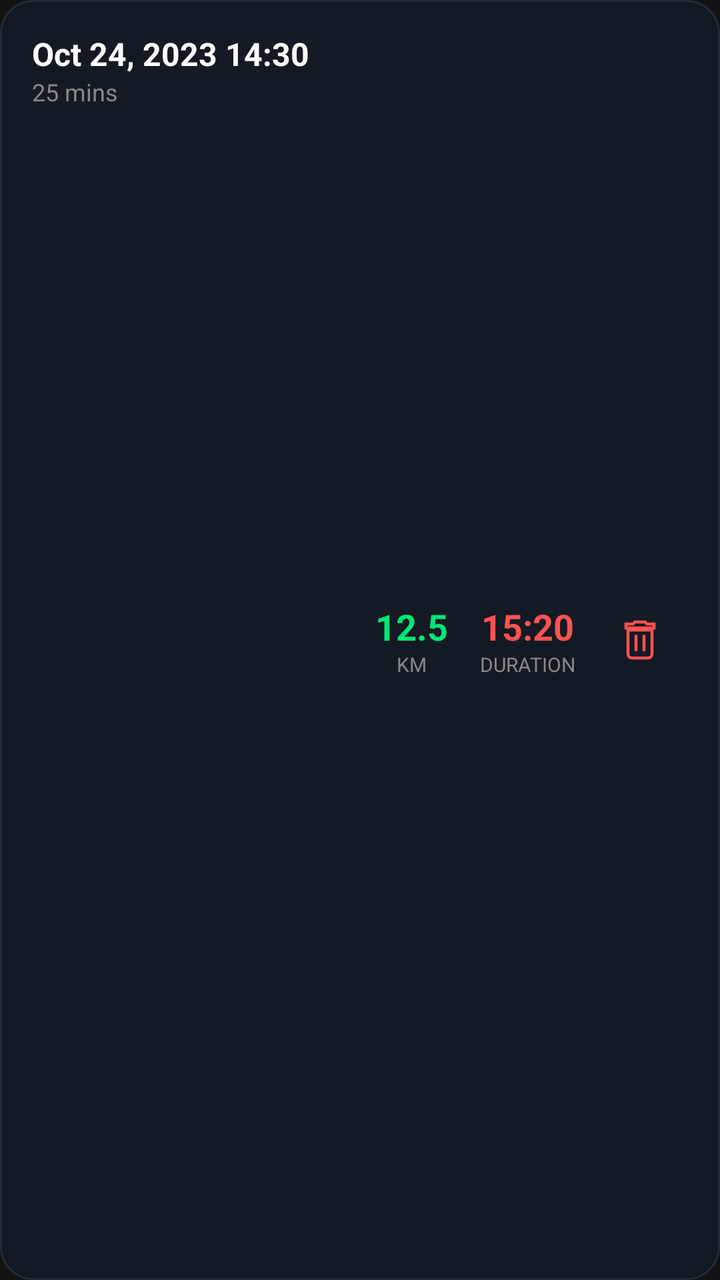
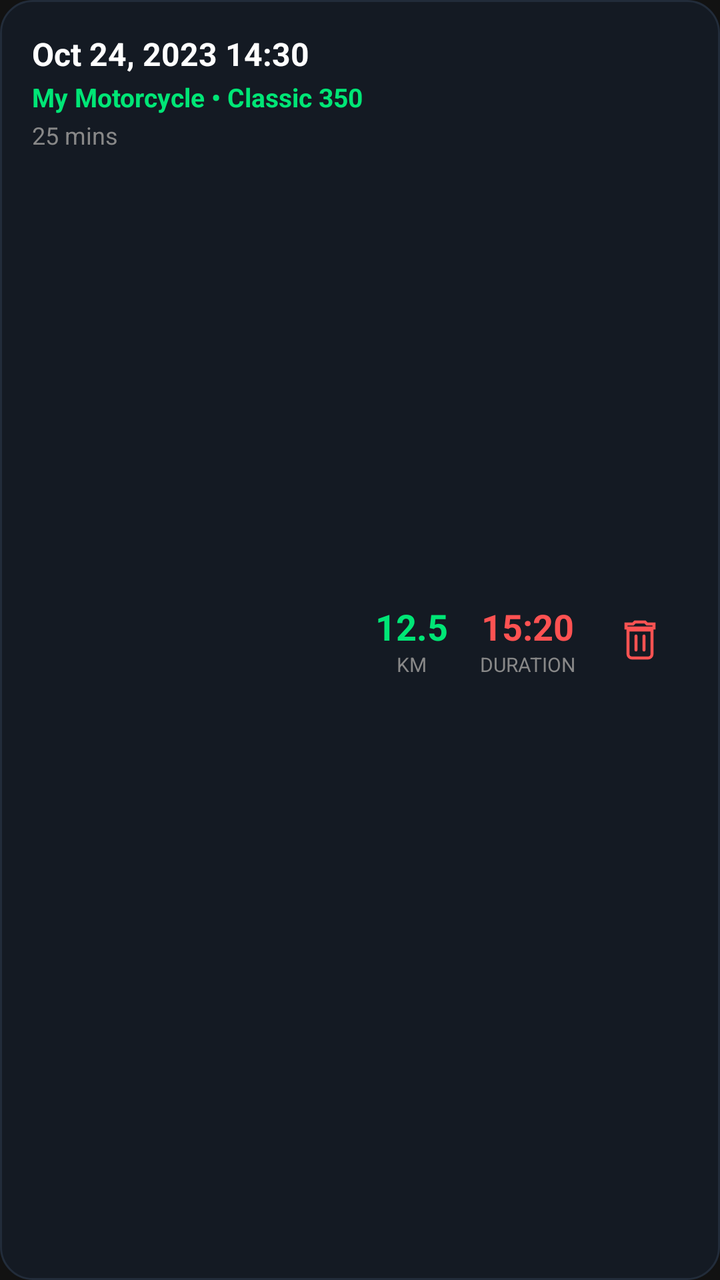

The first picture is an Android layout as it rendered before a commit; the second is the same layout after the commit. The layout source and the unified diff follow.
<!-- AndroidManifest.xml: application theme Theme.OBDWizard -->
<!-- res/layout/item_trip_history.xml -->
<?xml version="1.0" encoding="utf-8"?>
<androidx.constraintlayout.widget.ConstraintLayout xmlns:android="http://schemas.android.com/apk/res/android"
    xmlns:app="http://schemas.android.com/apk/res-auto"
    android:layout_width="match_parent"
    android:layout_height="wrap_content"
    android:layout_margin="8dp"
    android:background="@drawable/bg_dashboard_card"
    android:clickable="true"
    android:focusable="true"
    android:foreground="?attr/selectableItemBackground"
    android:padding="16dp">

    <TextView
        android:id="@+id/txtTripDate"
        android:layout_width="wrap_content"
        android:layout_height="wrap_content"
        android:text="Oct 24, 2023 14:30"
        android:textColor="@color/text_white"
        android:textSize="16sp"
        android:textStyle="bold"
        app:layout_constraintStart_toStartOf="parent"
        app:layout_constraintTop_toTopOf="parent" />

    <TextView
        android:id="@+id/txtTripDuration"
        android:layout_width="wrap_content"
        android:layout_height="wrap_content"
        android:text="25 mins"
        android:textColor="@color/text_gray"
        android:textSize="12sp"
        app:layout_constraintStart_toStartOf="parent"
        app:layout_constraintTop_toBottomOf="@id/txtTripDate" />

    <ImageButton
        android:id="@+id/btnDeleteTrip"
        android:layout_width="48dp"
        android:layout_height="48dp"
        android:background="?attr/selectableItemBackgroundBorderless"
        android:contentDescription="Delete Trip"
        android:padding="12dp"
        android:src="@drawable/ic_delete"
        app:layout_constraintBottom_toBottomOf="parent"
        app:layout_constraintEnd_toEndOf="parent"
        app:layout_constraintTop_toTopOf="parent"
        app:tint="@color/accent_red" />

    <LinearLayout
        android:layout_width="0dp"
        android:layout_height="wrap_content"
        android:layout_marginEnd="8dp"
        android:orientation="horizontal"
        app:layout_constraintBottom_toBottomOf="parent"
        app:layout_constraintEnd_toStartOf="@id/btnDeleteTrip"
        app:layout_constraintTop_toTopOf="parent">

        <LinearLayout
            android:layout_width="wrap_content"
            android:layout_height="wrap_content"
            android:layout_marginEnd="16dp"
            android:gravity="center"
            android:orientation="vertical">

            <TextView
                android:id="@+id/txtTripDistance"
                android:layout_width="wrap_content"
                android:layout_height="wrap_content"
                android:text="12.5"
                android:textColor="@color/accent_green"
                android:textSize="18sp"
                android:textStyle="bold" />

            <TextView
                android:layout_width="wrap_content"
                android:layout_height="wrap_content"
                android:text="KM"
                android:textColor="@color/text_gray"
                android:textSize="10sp" />
        </LinearLayout>

        <LinearLayout
            android:layout_width="wrap_content"
            android:layout_height="wrap_content"
            android:gravity="center"
            android:orientation="vertical">

            <TextView
                android:id="@+id/txtTripTime"
                android:layout_width="wrap_content"
                android:layout_height="wrap_content"
                android:text="15:20"
                android:textColor="@color/accent_red"
                android:textSize="18sp"
                android:textStyle="bold" />

            <TextView
                android:layout_width="wrap_content"
                android:layout_height="wrap_content"
                android:text="DURATION"
                android:textColor="@color/text_gray"
                android:textSize="10sp" />
        </LinearLayout>
    </LinearLayout>

</androidx.constraintlayout.widget.ConstraintLayout>
<!-- resources referenced by this layout -->
<resources>
  <color name="accent_green">#00E676</color>
  <color name="accent_red">#FF5252</color>
  <color name="text_gray">#888888</color>
  <color name="text_white">#FFFFFF</color>
  <!-- drawable bg_dashboard_card (drawable) -->
  <?xml version="1.0" encoding="utf-8"?>
  <shape xmlns:android="http://schemas.android.com/apk/res/android"
      android:shape="rectangle">
      <solid android:color="#141A23" />
      <corners android:radius="16dp" />
      <stroke
          android:width="1dp"
          android:color="#222C3A" />
  </shape>
  <!-- drawable ic_delete (drawable) -->
  <vector xmlns:android="http://schemas.android.com/apk/res/android"
      android:width="24dp"
      android:height="24dp"
      android:viewportWidth="24"
      android:viewportHeight="24">
      <path
          android:fillColor="#00000000"
          android:pathData="M6,19 C6,20.1 6.9,21 8,21 L16,21 C17.1,21 18,20.1 18,19 L18,7 L6,7 Z M19,4 L15.5,4 L14.5,3 L9.5,3 L8.5,4 L5,4 L5,6 L19,6 Z"
          android:strokeWidth="1.5"
          android:strokeColor="#FF3D00" />
      <path
          android:fillColor="#00000000"
          android:pathData="M10,10 L10,17 M14,10 L14,17"
          android:strokeWidth="1.5"
          android:strokeColor="#FF3D00"
          android:strokeLineCap="round" />
  </vector>
  <style name="Theme.OBDWizard" parent="Base.Theme.OBDWizard" />
  <style name="Base.Theme.OBDWizard" parent="Theme.Material3.DayNight.NoActionBar">
          
          <item name="android:statusBarColor">#121212</item>
          <item name="android:navigationBarColor">#121212</item>
          <item name="android:windowBackground">#121212</item>
          
      </style>
</resources>

<!-- the commit's change to res/layout/item_trip_history.xml (unified diff, before → after) -->
@@ -22,14 +22,27 @@
         app:layout_constraintTop_toTopOf="parent" />
 
     <TextView
+        android:id="@+id/txtVehicleName"
+        android:layout_width="wrap_content"
+        android:layout_height="wrap_content"
+        android:layout_marginTop="2dp"
+        android:text="My Motorcycle • Classic 350"
+        android:textColor="@color/accent_green"
+        android:textSize="13sp"
+        android:textStyle="bold"
+        app:layout_constraintStart_toStartOf="parent"
+        app:layout_constraintTop_toBottomOf="@id/txtTripDate" />
+
+    <TextView
         android:id="@+id/txtTripDuration"
         android:layout_width="wrap_content"
         android:layout_height="wrap_content"
+        android:layout_marginTop="2dp"
         android:text="25 mins"
         android:textColor="@color/text_gray"
         android:textSize="12sp"
         app:layout_constraintStart_toStartOf="parent"
-        app:layout_constraintTop_toBottomOf="@id/txtTripDate" />
+        app:layout_constraintTop_toBottomOf="@id/txtVehicleName" />
 
     <ImageButton
         android:id="@+id/btnDeleteTrip"
